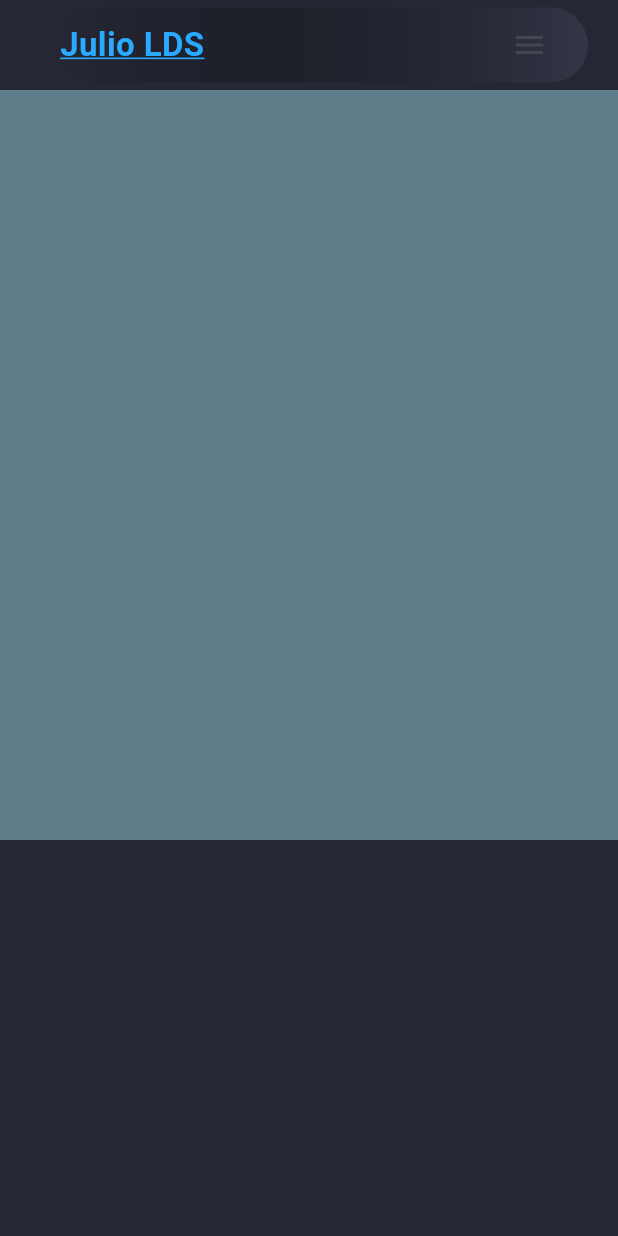
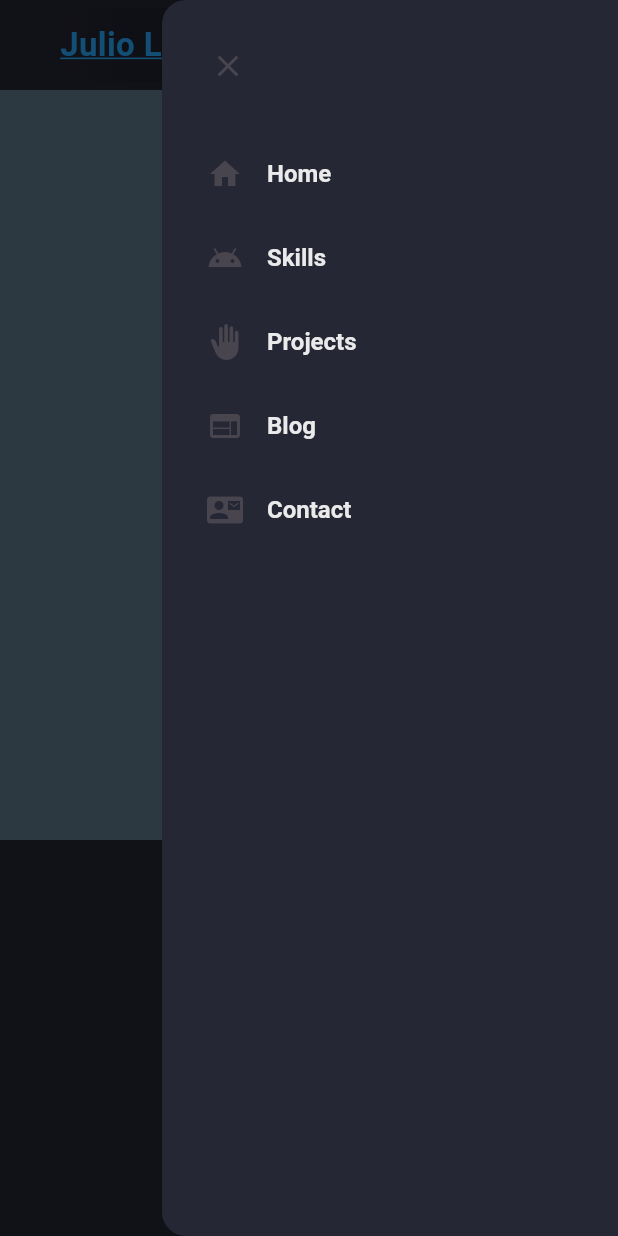
Before and after one commit to JulioLDS/Portifolio_Flutter, a Flutter app: the screen it shows after launch, with the side drawer open (before the commit the screen has no drawer), on a phone screen of 412 x 824 dp. Run offline on Flutter 3.47's test engine with Material 3 defaults, Android fonts, the phone set to English and light mode, and no system bars.

Commit message:
Criando NavBar Mobile

```diff
--- a/lib/constants/nav_items.dart
+++ b/lib/constants/nav_items.dart
@@ -1,3 +1,6 @@
+import 'package:flutter/material.dart';
+import 'package:flutter/widgets.dart';
+
 List<String> navTitles = [
   'Home',
   'Skills',
@@ -5,3 +8,11 @@
   'Blog',
   'Contact',
 ];
+
+List<IconData> navIcons = [
+  Icons.home,
+  Icons.android_outlined,
+  Icons.back_hand,
+  Icons.web,
+  Icons.quick_contacts_mail,
+];
--- a/lib/pages/home_page.dart
+++ b/lib/pages/home_page.dart
@@ -1,5 +1,6 @@
 import 'package:flutter/material.dart';
 import 'package:meu_portifolio/constants/colors.dart';
+import 'package:meu_portifolio/widgets/drawer_mobile.dart';
 import 'package:meu_portifolio/widgets/header_mobile.dart';
 
 class HomePage extends StatefulWidget {
@@ -10,10 +11,13 @@
 }
 
 class _HomePageState extends State<HomePage> {
+  final scaffoldKey = GlobalKey<ScaffoldState>();
   @override
   Widget build(BuildContext context) {
     return Scaffold(
+      key: scaffoldKey,
       backgroundColor: CustomColor.scaffoldBg,
+      endDrawer: const DrawerMobile(),
       body: ListView(
         scrollDirection: Axis.vertical,
         children: [
@@ -21,7 +25,10 @@
           // HeaderDesktop(),
           HeaderMobile(
             onLogoTap: () {},
-            onMenuTap: () {}),
+            onMenuTap: () {
+              scaffoldKey.currentState?.openEndDrawer();
+            },
+          ),
           //Skills
           Container(
             height: 500,
--- /dev/null
+++ b/lib/widgets/drawer_mobile.dart
@@ -0,0 +1,42 @@
+import 'package:flutter/material.dart';
+import 'package:meu_portifolio/constants/colors.dart';
+import 'package:meu_portifolio/constants/nav_items.dart';
+
+class DrawerMobile extends StatelessWidget {
+  const DrawerMobile({super.key});
+
+  @override
+  Widget build(BuildContext context) {
+    return Drawer(
+        backgroundColor: CustomColor.scaffoldBg,
+        child: ListView(
+          children: [
+            Align(
+              alignment: Alignment.centerLeft,
+              child: Padding(
+                padding: const EdgeInsets.only(left: 20, top: 20, bottom: 20),
+                child: IconButton(
+                  onPressed: () {
+                    Navigator.of(context).pop();
+                  },
+                  icon: const Icon(Icons.close),
+                ),
+              ),
+            ),
+            for (int i = 0; i < navIcons.length; i++)
+              ListTile(
+                contentPadding: const EdgeInsets.symmetric(horizontal: 30.0),
+                titleTextStyle: const TextStyle(
+                  color: CustomColor.whitePrimary,
+                  fontWeight: FontWeight.w600,
+                  fontSize: 16,
+                ),
+                onTap: () {},
+                leading: Icon(navIcons[i]),
+                title: Text(navTitles[i]),
+              ),
+          ],
+        ),
+      );
+  }
+}
```
Also changed, not shown: 1 other file.
